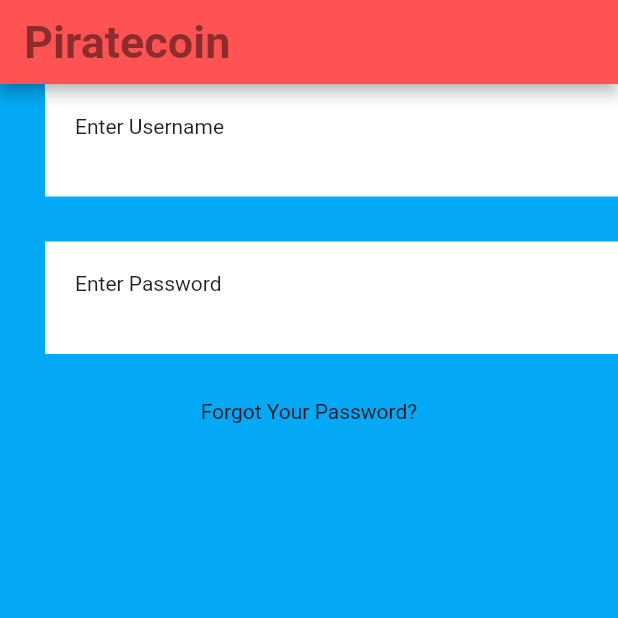
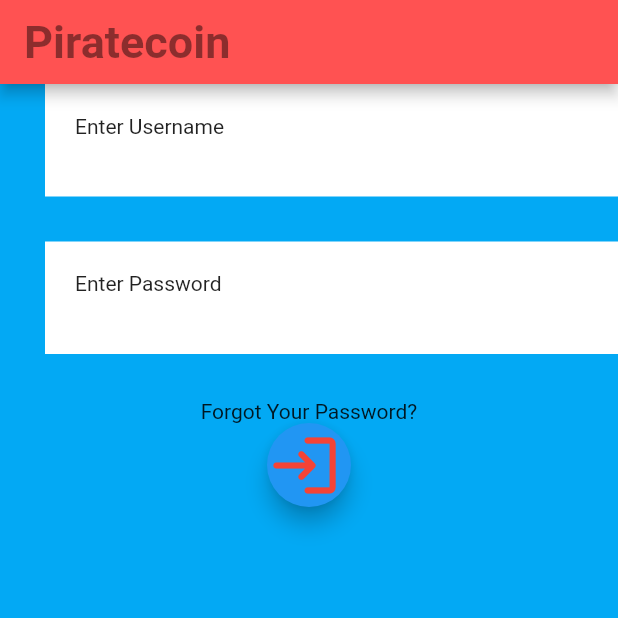
Before and after one commit to adammbule/apprentice, a Flutter app: the screen it shows after launch, on a phone screen of 412 x 824 dp, the top half of it. Run offline on Flutter 3.47's test engine with Material 2 defaults, Android fonts, the phone set to English and light mode, and no system bars.

Commit message:
Button Redone

```diff
--- a/lib/main.dart
+++ b/lib/main.dart
@@ -71,16 +71,21 @@ Piratecoin({super.key});
                 print('Login Successful');
                 }),),*/
 
-              /*Container(// add icons
-                child: Row(
-                  children: <Widget>[
+              Container(// add icons
+                child: FloatingActionButton(
+                  onPressed: (){
+                    print('Login Successful....');
+                  },
+                  child: Row(
+                    children: <Widget>[
                     Icon(Icons.login_rounded,
                     size: 50.0,
-                    color: Colors.),
+                    color: Colors.red),
                   ],
                 ),
+                )
 
-              ),*/ //To be implemented later
+              ), //To be implemented later
               /*CircleAvatar( //to be deployed later
                 Radius: 50.0,
                 backgroundImage:AssetImage('images/'), //Don't forget to edit pubspec.yaml
```
